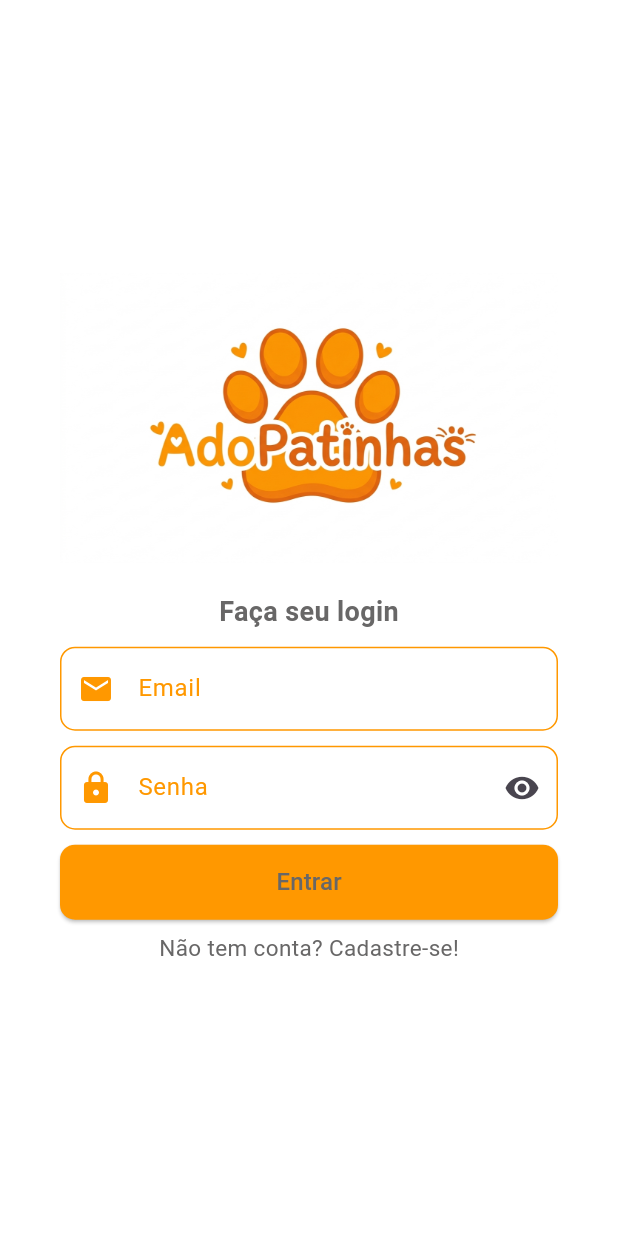
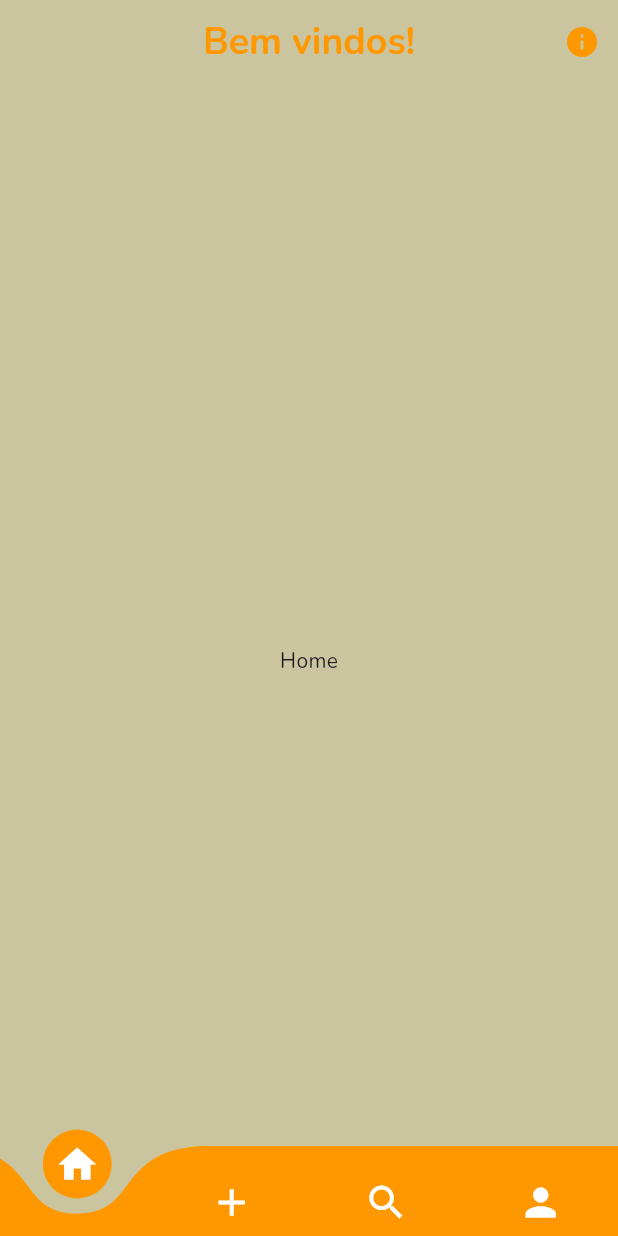
Before and after one commit to luanaschorr/dog_life_app, a Flutter app: the screen it shows after launch, on a phone screen of 412 x 824 dp. Run offline on Flutter 3.47's test engine with Material 3 defaults, Android fonts, the light colour scheme and no system bars; drawn by our look-alikes of curved_navigation_bar; our stand-ins replace file_picker.

Commit message:
Tela cadastro e navbar

```diff
--- a/lib/main.dart
+++ b/lib/main.dart
@@ -1,4 +1,7 @@
 import 'package:flutter/material.dart';
+import 'telas/login_screen.dart';
+import 'telas/add_pet.dart';
+import 'telas/home_screen.dart';
 
 void main() {
   runApp(const DogLifeApp());
@@ -14,93 +17,17 @@
       title: 'AdoPatinhas',
       theme: ThemeData(
         scaffoldBackgroundColor: Colors.white,
-        fontFamily: 'Roboto',
+        fontFamily: 'Nunito',
+        inputDecorationTheme: InputDecorationTheme(
+          labelStyle: TextStyle(
+            fontFamily: 'Nunito',
+            color: Colors.orange,
+            fontSize: 18,
+            fontWeight: FontWeight.bold,
+          ),
+        ),
       ),
-      home: LoginPage(),
+      home: HomeScreen(),
     );
   }
 }
-
-class LoginPage extends StatelessWidget {
-  @override
-  Widget build(BuildContext context) {
-    return Scaffold(
-      body: Center(
-        child: SingleChildScrollView(
-          padding: const EdgeInsets.symmetric(horizontal: 40),
-          child: Column(
-            mainAxisAlignment: MainAxisAlignment.center,
-            children: [
-              Image.asset('assets/images/pets.png', width: 500),
-              const SizedBox(height: 20),
-              const Text(
-                'Faça seu login',
-                style: TextStyle(
-                  fontSize: 18,
-                  fontWeight: FontWeight.bold,
-                  color: Color.fromARGB(255, 104, 103, 103),
-                ),
-              ),
-              const SizedBox(height: 10),
-              TextField(
-                keyboardType: TextInputType.emailAddress,
-                decoration: InputDecoration(
-                  labelText: 'Email',
-                  labelStyle: const TextStyle(color: Colors.orange),
-                  prefixIcon: const Icon(Icons.email, color: Colors.orange),
-                  enabledBorder: OutlineInputBorder(
-                    borderSide: const BorderSide(color: Colors.orange),
-                    borderRadius: BorderRadius.circular(10),
-                  ),
-                  focusedBorder: OutlineInputBorder(),
-                ),
-              ),
-              const SizedBox(height: 10),
-              TextField(
-                obscureText: true,
-                decoration: InputDecoration(
-                  labelText: 'Senha',
-                  labelStyle: const TextStyle(color: Colors.orange),
-                  prefixIcon: const Icon(Icons.lock, color: Colors.orange),
-                  suffixIcon: Icon(Icons.visibility),
-                  enabledBorder: OutlineInputBorder(
-                    borderSide: const BorderSide(color: Colors.orange),
-                    borderRadius: BorderRadius.circular(10),
-                  ),
-                  focusedBorder: OutlineInputBorder(),
-                ),
-              ),
-              SizedBox(height: 10),
-              ElevatedButton(
-                style: ElevatedButton.styleFrom(
-                  backgroundColor: Colors.orange,
-                  minimumSize: Size(double.infinity, 50),
-                  shape: RoundedRectangleBorder(
-                    borderRadius: BorderRadius.circular(10),
-                  ),
-                ),
-                onPressed: () {},
-                child: Text(
-                  'Entrar',
-                  style: TextStyle(
-                    fontSize: 16,
-                    color: Color.fromARGB(255, 104, 103, 103),
-                  ),
-                ),
-              ),
-              SizedBox(height: 8),
-              const Text(
-                'Não tem conta? Cadastre-se!',
-                style: TextStyle(
-                  fontSize: 15,
-                  fontWeight: FontWeight.normal,
-                  color: Color.fromARGB(255, 104, 103, 103),
-                ),
-              ),
-            ],
-          ),
-        ),
-      ),
-    );
-  }
-}
--- /dev/null
+++ b/lib/telas/home_screen.dart
@@ -0,0 +1,94 @@
+import 'package:flutter/material.dart';
+import 'package:curved_navigation_bar/curved_navigation_bar.dart';
+import 'add_pet.dart';
+
+class HomeScreen extends StatefulWidget {
+  const HomeScreen({super.key});
+
+  @override
+  State<HomeScreen> createState() => _HomeScreenState();
+}
+
+class _HomeScreenState extends State<HomeScreen> {
+  int _pageIndex = 0;
+
+  final List<Widget> _pages = [
+    Center(child: Text("Home")),
+    AddPetPage(),
+    Center(child: Text("Busca")),
+    Center(child: Text("Perfil")),
+  ];
+
+  @override
+  Widget build(BuildContext context) {
+    final items = <Widget>[
+      Icon(Icons.home, size: 30),
+      Icon(Icons.add, size: 30),
+      Icon(Icons.search, size: 30),
+      Icon(Icons.person, size: 30),
+    ];
+
+    return Scaffold(
+      extendBody: true,
+      backgroundColor: const Color.fromARGB(204, 189, 183, 135),
+
+      appBar: AppBar(
+        backgroundColor: Colors.transparent,
+        title: Text(
+          'Bem vindos!',
+          style: TextStyle(
+            color: Colors.orange,
+            fontSize: 25,
+            fontWeight: FontWeight.bold,
+          ),
+        ),
+        elevation: 0,
+        centerTitle: true,
+
+        actions: [
+          IconButton(
+            icon: Icon(Icons.info, color: Colors.orange),
+            onPressed: () {
+              showDialog(
+                context: context,
+                builder: (context) => AlertDialog(
+                  title: Text('Informação'),
+                  content: Text(
+                    'O formulário abaixo é destinado para o cadastro de pets recém chegados no abrigo.',
+                  ),
+                  actions: [
+                    TextButton(
+                      onPressed: () => Navigator.pop(context),
+                      child: Text('Fechar'),
+                    ),
+                  ],
+                ),
+              );
+            },
+          ),
+        ],
+      ),
+
+      body: _pages[_pageIndex],
+
+      bottomNavigationBar: Theme(
+        data: Theme.of(
+          context,
+        ).copyWith(iconTheme: IconThemeData(color: Colors.white)),
+        child: CurvedNavigationBar(
+          height: 60,
+          items: items,
+          color: Colors.orange,
+          backgroundColor: Colors.transparent,
+          buttonBackgroundColor: Colors.orange,
+
+          onTap: (index) {
+            setState(() {
+              _pageIndex = index;
+            });
+          },
+        ),
+      ),
+    );
+  }
+}
```
Also changed, not shown: lib/telas/add_pet.dart (added, +62 -0 lines), lib/telas/login_screen.dart (added, +87 -0 lines), pubspec.yaml (+9 -1 lines), assets/fonts/Nunito-Italic-VariableFont_wght.ttf (added), assets/fonts/Nunito-VariableFont_wght.ttf (added), assets/images/teste.png (added), pubspec.lock, 12 other files.
